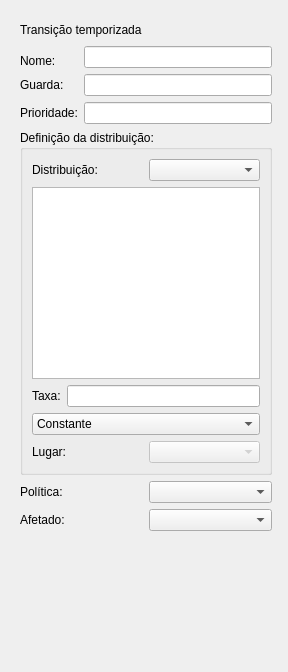
This is PetriWidget/petriproperties.ui in hackerlank/training_project as Qt 5 draws it before an edit. The edited form follows.
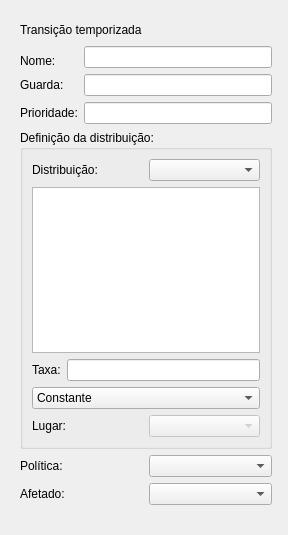
This is the edited form. The open tabs and pages were chosen to show the change.

The edit to the form file:
```diff
--- a/PetriWidget/petriproperties.ui
+++ b/PetriWidget/petriproperties.ui
@@ -7,13 +7,13 @@
     <x>0</x>
     <y>0</y>
     <width>288</width>
-    <height>668</height>
+    <height>535</height>
    </rect>
   </property>
   <property name="minimumSize">
    <size>
     <width>288</width>
-    <height>0</height>
+    <height>535</height>
    </size>
   </property>
   <property name="windowTitle">
@@ -25,7 +25,7 @@
      <property name="minimumSize">
       <size>
        <width>270</width>
-       <height>650</height>
+       <height>0</height>
       </size>
      </property>
      <property name="maximumSize">
```
Left out of the diff: 2 changed lines with no effect on the pictures.
